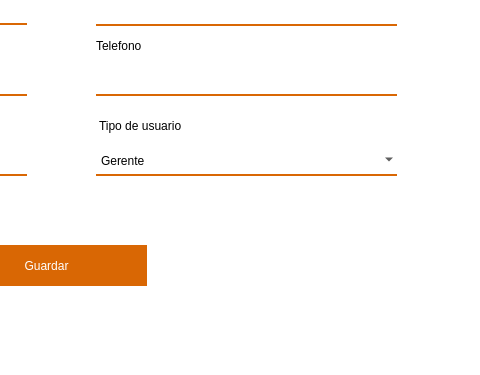
Before: the Qt Designer form gerente.ui in FernandoHS-0/Sabware, drawn with Qt 5; both pictures show x 404 to 884 and y 221 to 596 of the 884 by 596 pixel window.
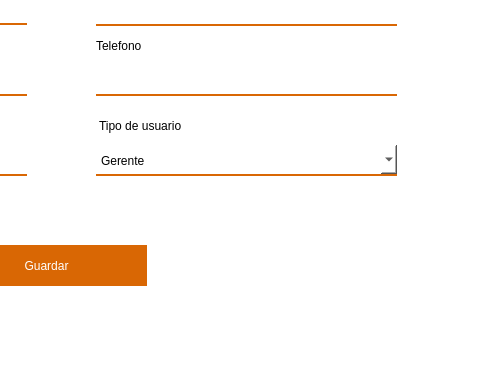
After: the same form once the commit is applied. Icons and pictures are not drawn.

Commit message: Añadi el loggin pero tiene comentadas las lineas de mesero y cajero por que carece de interfaces

The edit to the form file:
```diff
--- a/gerente.ui
+++ b/gerente.ui
@@ -18,7 +18,11 @@
     <normaloff>:/imagenes/img/Logo.png</normaloff>:/imagenes/img/Logo.png</iconset>
   </property>
   <property name="styleSheet">
-   <string notr="true"/>
+   <string notr="true">
+#comboBox
+{
+	background: #4D4D4D;
+}</string>
   </property>
   <widget class="QWidget" name="menuL" native="true">
    <property name="geometry">
@@ -266,7 +270,10 @@
        <property name="styleSheet">
         <string notr="true">border: none;
 border-bottom: 2px solid #D96704;
-font: 12pt &quot;HelvLight&quot;;</string>
+font: 12pt &quot;HelvLight&quot;;
+
+  background: white;
+</string>
        </property>
        <item>
         <property name="text">
```
The commit also changes 3 other files.
